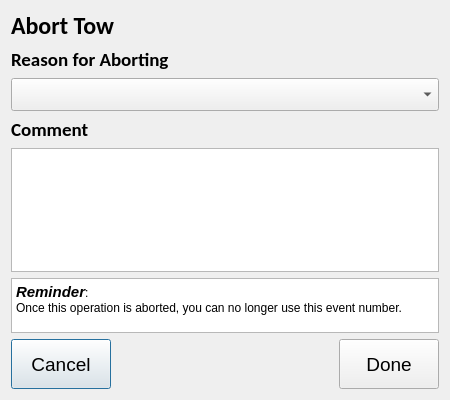
This is ui/AbortDlg.ui in aliciabillings-noaa/CLAMS as Qt 5 draws it before an edit. The edited form follows.
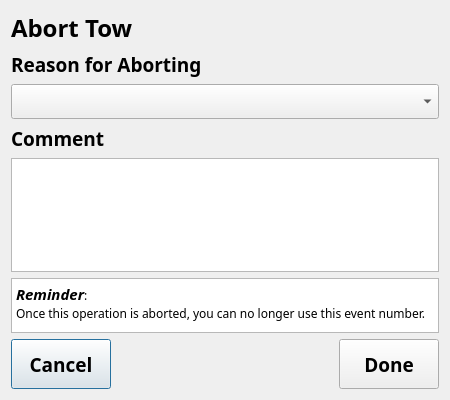
This is the edited form.

Commit message: set fonts to Arial Black

```diff
--- a/ui/AbortDlg.ui
+++ b/ui/AbortDlg.ui
@@ -32,8 +32,9 @@
        </property>
        <property name="font">
         <font>
-         <family>Calibri</family>
+         <family>Arial Black</family>
          <pointsize>18</pointsize>
+         <weight>75</weight>
          <bold>true</bold>
         </font>
        </property>
@@ -52,8 +53,9 @@
        </property>
        <property name="font">
         <font>
-         <family>Calibri</family>
+         <family>Arial Black</family>
          <pointsize>14</pointsize>
+         <weight>75</weight>
          <bold>true</bold>
         </font>
        </property>
@@ -72,8 +74,10 @@
        </property>
        <property name="font">
         <font>
-         <family>Calibri</family>
+         <family>Arial Black</family>
          <pointsize>14</pointsize>
+         <weight>75</weight>
+         <bold>true</bold>
         </font>
        </property>
       </widget>
@@ -88,8 +92,9 @@
        </property>
        <property name="font">
         <font>
-         <family>Calibri</family>
+         <family>Arial Black</family>
          <pointsize>14</pointsize>
+         <weight>75</weight>
          <bold>true</bold>
         </font>
        </property>
@@ -102,8 +107,10 @@
       <widget class="QTextEdit" name="te_comment">
        <property name="font">
         <font>
-         <family>Calibri</family>
+         <family>Arial Black</family>
          <pointsize>11</pointsize>
+         <weight>75</weight>
+         <bold>true</bold>
         </font>
        </property>
       </widget>
@@ -124,13 +131,20 @@
        <height>55</height>
       </size>
      </property>
+     <property name="font">
+      <font>
+       <family>Arial Black</family>
+       <weight>75</weight>
+       <bold>true</bold>
+      </font>
+     </property>
      <property name="html">
       <string>&lt;!DOCTYPE HTML PUBLIC &quot;-//W3C//DTD HTML 4.0//EN&quot; &quot;http://www.w3.org/TR/REC-html40/strict.dtd&quot;&gt;
-&lt;html&gt;&lt;head&gt;&lt;meta name=&quot;qrichtext&quot; content=&quot;1&quot; /&gt;&lt;meta charset=&quot;utf-8&quot; /&gt;&lt;style type=&quot;text/css&quot;&gt;
+&lt;html&gt;&lt;head&gt;&lt;meta name=&quot;qrichtext&quot; content=&quot;1&quot; /&gt;&lt;style type=&quot;text/css&quot;&gt;
 p, li { white-space: pre-wrap; }
-&lt;/style&gt;&lt;/head&gt;&lt;body style=&quot; font-family:'Segoe UI'; font-size:9pt; font-weight:400; font-style:normal;&quot;&gt;
-&lt;p style=&quot; margin-top:0px; margin-bottom:0px; margin-left:0px; margin-right:0px; -qt-block-indent:0; text-indent:0px;&quot;&gt;&lt;span style=&quot; font-size:11pt; font-weight:700; font-style:italic;&quot;&gt;Reminder&lt;/span&gt;: &lt;/p&gt;
-&lt;p style=&quot; margin-top:0px; margin-bottom:0px; margin-left:0px; margin-right:0px; -qt-block-indent:0; text-indent:0px;&quot;&gt;Once this operation is aborted, you can no longer use this event number.&lt;/p&gt;&lt;/body&gt;&lt;/html&gt;</string>
+&lt;/style&gt;&lt;/head&gt;&lt;body style=&quot; font-family:'Arial Black'; font-size:8.25pt; font-weight:600; font-style:normal;&quot;&gt;
+&lt;p style=&quot; margin-top:0px; margin-bottom:0px; margin-left:0px; margin-right:0px; -qt-block-indent:0; text-indent:0px;&quot;&gt;&lt;span style=&quot; font-family:'Segoe UI'; font-size:11pt; font-weight:696; font-style:italic;&quot;&gt;Reminder&lt;/span&gt;&lt;span style=&quot; font-family:'Segoe UI'; font-size:9pt; font-weight:400;&quot;&gt;: &lt;/span&gt;&lt;/p&gt;
+&lt;p style=&quot; margin-top:0px; margin-bottom:0px; margin-left:0px; margin-right:0px; -qt-block-indent:0; text-indent:0px;&quot;&gt;&lt;span style=&quot; font-family:'Segoe UI'; font-size:9pt; font-weight:400;&quot;&gt;Once this operation is aborted, you can no longer use this event number.&lt;/span&gt;&lt;/p&gt;&lt;/body&gt;&lt;/html&gt;</string>
      </property>
     </widget>
    </item>
@@ -152,7 +166,10 @@
        </property>
        <property name="font">
         <font>
+         <family>Arial Black</family>
          <pointsize>14</pointsize>
+         <weight>75</weight>
+         <bold>true</bold>
         </font>
        </property>
        <property name="text">
@@ -162,6 +179,13 @@
      </item>
      <item>
       <spacer name="horizontalSpacer">
+       <property name="font">
+        <font>
+         <family>Arial Black</family>
+         <weight>75</weight>
+         <bold>true</bold>
+        </font>
+       </property>
        <property name="orientation">
         <enum>Qt::Horizontal</enum>
        </property>
@@ -189,7 +213,10 @@
        </property>
        <property name="font">
         <font>
+         <family>Arial Black</family>
          <pointsize>14</pointsize>
+         <weight>75</weight>
+         <bold>true</bold>
         </font>
        </property>
        <property name="text">
```
The commit also changes 42 other files.
